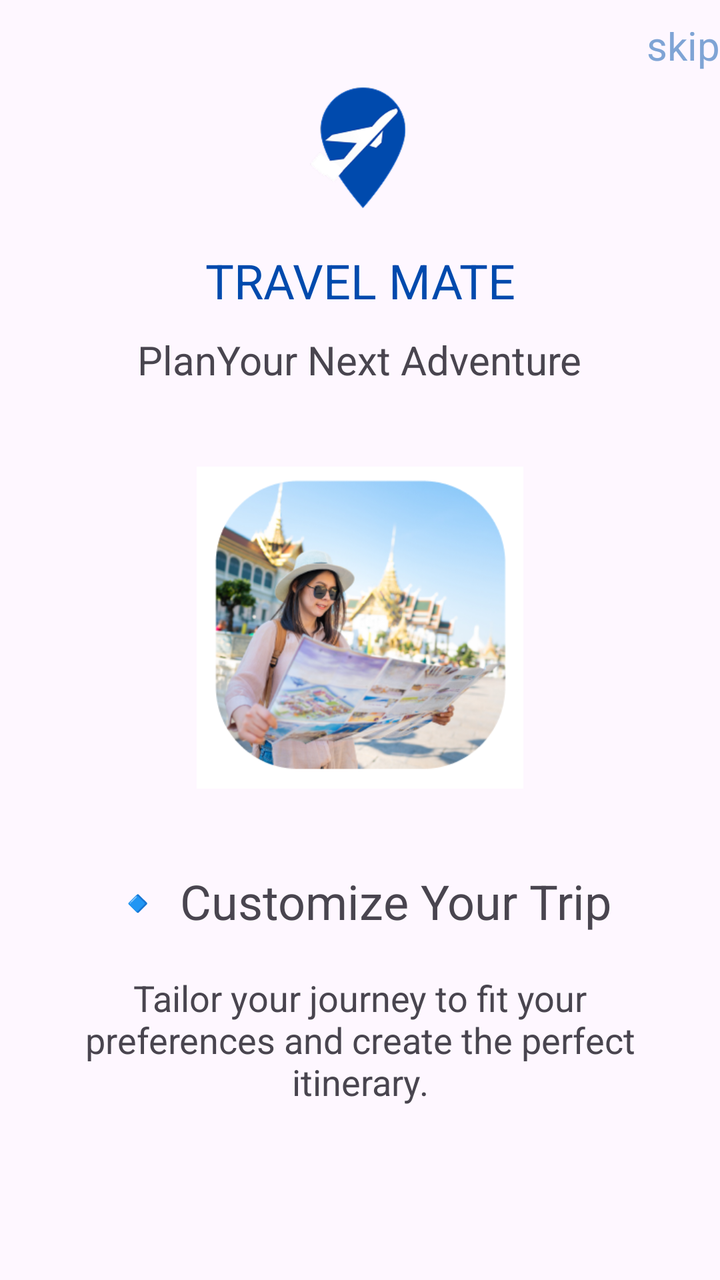
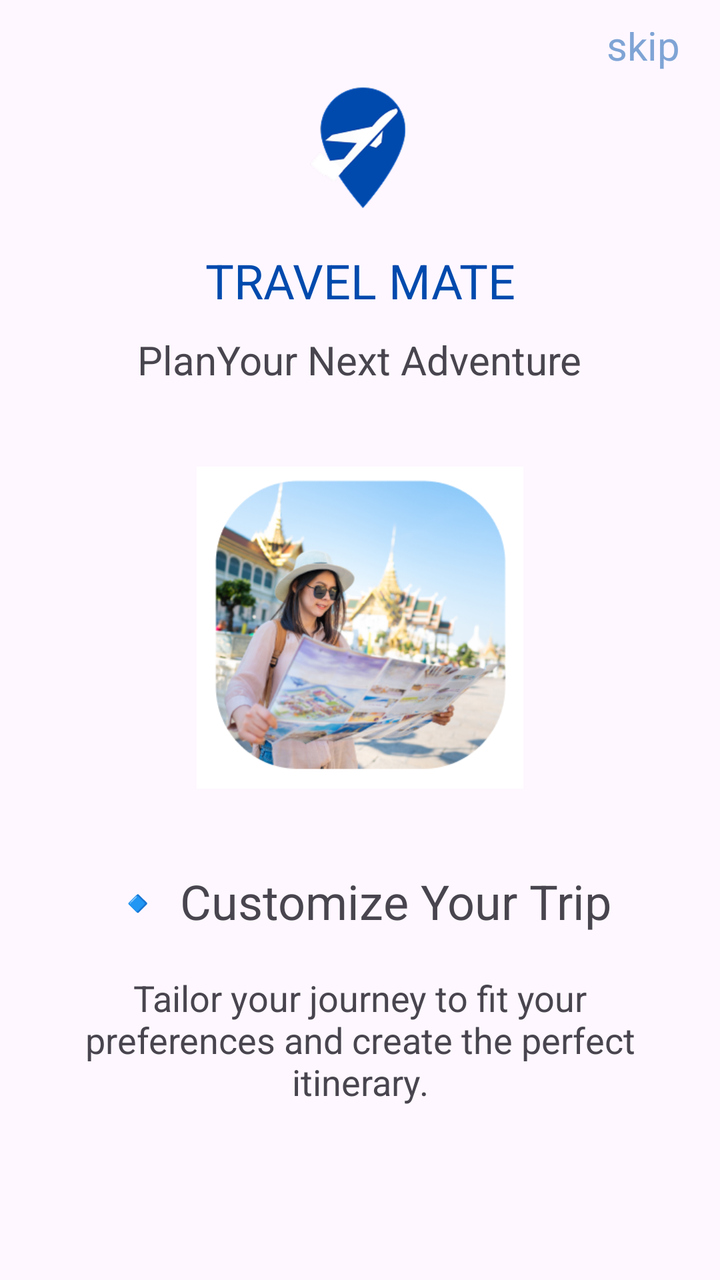

Two renders of the same Android screen: before a commit and after it. Below are the layout's source before the change and the commit's diff.
<!-- AndroidManifest.xml: application theme Theme.TravelMate -->
<!-- res/layout/activity_get_started2.xml -->
<?xml version="1.0" encoding="utf-8"?>
<androidx.constraintlayout.widget.ConstraintLayout xmlns:android="http://schemas.android.com/apk/res/android"
    xmlns:app="http://schemas.android.com/apk/res-auto"
    xmlns:tools="http://schemas.android.com/tools"
    android:id="@+id/main"
    android:layout_width="match_parent"
    android:layout_height="match_parent"
    tools:context=".GetStarted2">

    <LinearLayout
        android:layout_width="0dp"
        android:layout_height="wrap_content"
        android:orientation="vertical"
        app:layout_constraintTop_toTopOf="parent"
        app:layout_constraintStart_toStartOf="parent"
        app:layout_constraintEnd_toEndOf="parent"
        android:gravity="center"
        android:layout_marginTop="16dp">

        <TextView
            android:id="@+id/skip"
            android:layout_width="wrap_content"
            android:layout_height="wrap_content"
            android:layout_gravity="end"
            android:layout_marginLeft="10dp"
            android:layout_marginTop="10dp"
            android:text="skip"
            android:textColor="@color/colorSecondary"
            android:textSize="20sp" />

        <ImageView
            android:id="@+id/logo"
            android:layout_width="184dp"
            android:layout_height="78dp"
            android:layout_gravity="center"
            app:srcCompat="@drawable/logo"
            />

        <TextView
            android:id="@+id/travelmate"
            android:layout_width="wrap_content"
            android:layout_height="wrap_content"
            android:layout_marginTop="10dp"
            android:gravity="center"
            android:text="TRAVEL MATE"
            android:textColor="@color/colorPrimary"
            android:textSize="24sp" />

        <TextView
            android:id="@+id/Adventure"
            android:layout_width="wrap_content"
            android:layout_height="wrap_content"
            android:layout_marginTop="10dp"
            android:layout_marginBottom="40dp"
            android:gravity="center"
            android:text="PlanYour Next Adventure"
            android:textSize="20sp" />

        <ImageView
            android:id="@+id/mainimg"
            android:layout_width="260dp"
            android:layout_height="161dp"
            android:layout_marginBottom="40dp"
            app:srcCompat="@drawable/screen2" />

        <TextView
            android:id="@+id/topic"
            android:layout_width="wrap_content"
            android:layout_height="wrap_content"
            android:text="🔹 Customize Your Trip"
            android:textSize="24sp"
            android:gravity="center"/>

        <TextView
            android:id="@+id/description"
            android:layout_width="wrap_content"
            android:layout_height="wrap_content"
            android:layout_margin="20dp"
            android:gravity="center"
            android:text="Tailor your journey to fit your preferences and create the perfect itinerary."
            android:textSize="18sp" />

        <Button
            android:id="@+id/Continue"
            android:layout_width="wrap_content"
            android:layout_height="wrap_content"
            android:layout_marginTop="100dp"
            android:backgroundTint="@color/colorPrimary"
            android:text="Continue"
            android:textColor="@color/white"
            android:textSize="18sp" />
    </LinearLayout>
</androidx.constraintlayout.widget.ConstraintLayout>
<!-- resources referenced by this layout -->
<resources>
  <color name="colorPrimary">#004AAD</color>
  <color name="colorSecondary">#7fa4d5</color>
  <color name="white">#FFFFFFFF</color>
  <!-- drawable logo: png bitmap (drawable, 8364 bytes) -->
  <!-- drawable screen2: png bitmap (drawable, 144662 bytes) -->
  <style name="Theme.TravelMate" parent="Base.Theme.TravelMate" />
  <style name="Base.Theme.TravelMate" parent="Theme.Material3.DayNight.NoActionBar">
          
          
      </style>
</resources>

<!-- the commit's change to res/layout/activity_get_started2.xml (unified diff, before → after) -->
@@ -22,7 +22,7 @@
             android:layout_width="wrap_content"
             android:layout_height="wrap_content"
             android:layout_gravity="end"
-            android:layout_marginLeft="10dp"
+            android:layout_marginRight="20dp"
             android:layout_marginTop="10dp"
             android:text="skip"
             android:textColor="@color/colorSecondary"
